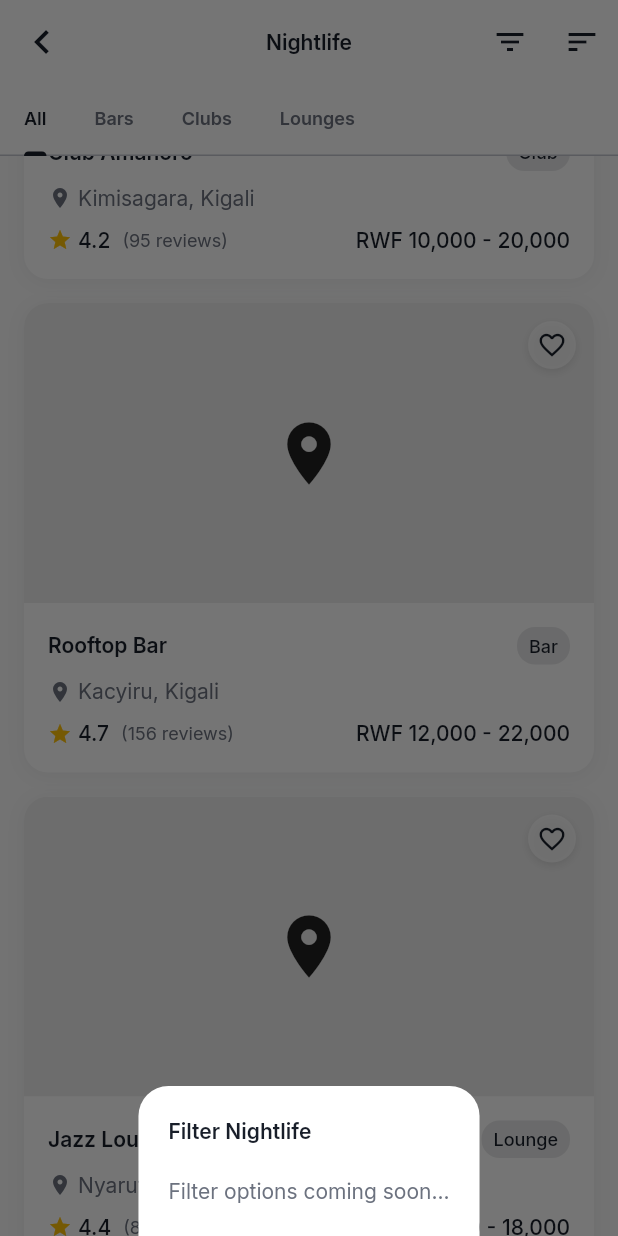
After one commit to hubertit/zoea.mobile.2, a Flutter app: the NightlifeScreen screen opened by its route, scrolled down 576 dp, after a tap on the "filter list" icon, on a phone screen of 412 x 824 dp. The commit adds this screen. Run offline on Flutter 3.47's test engine with Material 3 defaults, Android fonts, the phone set to English and light mode, and no system bars; drawn by our look-alikes of cached_network_image; our stand-ins replace country_picker, dio, flutter_animate, flutter_riverpod, go_router, google_fonts and 3 more; accounts and stored records are empty; network calls fail.

Commit message:
Add Nightlife screen with tabs and filtering
- Created NightlifeScreen with 4 tabs (All, Bars, Clubs, Lounges)
- Added 8 mock nightlife venues with details
- Integrated PlaceCard widget for consistent design
- Added filter and sort bottom sheets
- Added route to app_router.dart
- Follows same design pattern as Dining and Experiences screens
- Tabs aligned with content using tabAlignment: TabAlignment.start
- Uses AppTheme for consistent styling

```diff
--- a/lib/core/router/app_router.dart
+++ b/lib/core/router/app_router.dart
@@ -8,6 +8,7 @@ import '../../features/explore/screens/specials_screen.dart';
 import '../../features/explore/screens/map_screen.dart';
 import '../../features/explore/screens/dining_screen.dart';
 import '../../features/explore/screens/experiences_screen.dart';
+import '../../features/explore/screens/nightlife_screen.dart';
 import '../../features/explore/screens/place_detail_screen.dart';
 import '../../features/events/screens/events_screen.dart';
 import '../../features/notifications/screens/notifications_screen.dart';
@@ -217,6 +218,12 @@ final routerProvider = Provider<GoRouter>((ref) {
         builder: (context, state) => const ExperiencesScreen(),
       ),
 
+      // Nightlife Route
+      GoRoute(
+        path: '/nightlife',
+        builder: (context, state) => const NightlifeScreen(),
+      ),
+
       // Place Detail Route
       GoRoute(
         path: '/place/:placeId',
--- /dev/null
+++ b/lib/features/explore/screens/nightlife_screen.dart
@@ -0,0 +1,316 @@
+import 'package:flutter/material.dart';
+import 'package:flutter_riverpod/flutter_riverpod.dart';
+import 'package:go_router/go_router.dart';
+
+import '../../../core/theme/app_theme.dart';
+import '../../../core/widgets/place_card.dart';
+
+class NightlifeScreen extends ConsumerStatefulWidget {
+  const NightlifeScreen({super.key});
+
+  @override
+  ConsumerState<NightlifeScreen> createState() => _NightlifeScreenState();
+}
+
+class _NightlifeScreenState extends ConsumerState<NightlifeScreen>
+    with TickerProviderStateMixin {
+  late TabController _tabController;
+  final Set<String> _favoritePlaces = {};
+
+  @override
+  void initState() {
+    super.initState();
+    _tabController = TabController(length: 4, vsync: this);
+  }
+
+  @override
+  void dispose() {
+    _tabController.dispose();
+    super.dispose();
+  }
+
+  @override
+  Widget build(BuildContext context) {
+    return Scaffold(
+      backgroundColor: Colors.grey[50],
+      appBar: AppBar(
+        backgroundColor: AppTheme.backgroundColor,
+        elevation: 0,
+        leading: IconButton(
+          icon: const Icon(Icons.chevron_left, size: 32),
+          onPressed: () => context.pop(),
+          color: AppTheme.primaryTextColor,
+        ),
+        title: Text(
+          'Nightlife',
+          style: AppTheme.headlineSmall.copyWith(
+            fontWeight: FontWeight.w600,
+          ),
+        ),
+        actions: [
+          IconButton(
+            icon: const Icon(Icons.filter_list),
+            onPressed: _showFilterBottomSheet,
+          ),
+          IconButton(
+            icon: const Icon(Icons.sort),
+            onPressed: _showSortBottomSheet,
+          ),
+        ],
+        bottom: TabBar(
+          controller: _tabController,
+          indicatorColor: AppTheme.primaryColor,
+          labelColor: AppTheme.primaryColor,
+          unselectedLabelColor: AppTheme.secondaryTextColor,
+          labelStyle: AppTheme.bodySmall.copyWith(fontWeight: FontWeight.w600),
+          isScrollable: true,
+          tabAlignment: TabAlignment.start,
+          labelPadding: const EdgeInsets.symmetric(horizontal: 16),
+          tabs: const [
+            Tab(text: 'All'),
+            Tab(text: 'Bars'),
+            Tab(text: 'Clubs'),
+            Tab(text: 'Lounges'),
+          ],
+        ),
+      ),
+      body: TabBarView(
+        controller: _tabController,
+        children: [
+          _buildNightlifeList('All'),
+          _buildNightlifeList('Bars'),
+          _buildNightlifeList('Clubs'),
+          _buildNightlifeList('Lounges'),
+        ],
+      ),
+    );
+  }
+
+  Widget _buildNightlifeList(String category) {
+    final places = _getMockNightlifePlaces(category);
+
+    if (places.isEmpty) {
+      return Center(
+        child: Column(
+          mainAxisAlignment: MainAxisAlignment.center,
+          children: [
+            Icon(
+              Icons.nightlife,
+              size: 64,
+              color: AppTheme.secondaryTextColor,
+            ),
+            const SizedBox(height: 16),
+            Text(
+              'No nightlife venues found',
+              style: AppTheme.headlineSmall.copyWith(
+                color: AppTheme.secondaryTextColor,
+              ),
+            ),
+            const SizedBox(height: 8),
+            Text(
+              'Check back later for new venues',
+              style: AppTheme.bodyMedium.copyWith(
+                color: AppTheme.secondaryTextColor,
+              ),
+            ),
+          ],
+        ),
+      );
+    }
+
+    return ListView.builder(
+      padding: const EdgeInsets.all(16),
+      itemCount: places.length,
+      itemBuilder: (context, index) {
+        final place = places[index];
+        return PlaceCard(
+          name: place['name'],
+          location: place['location'],
+          image: place['image'],
+          rating: place['rating'],
+          reviews: place['reviews'],
+          priceRange: place['priceRange'],
+          category: place['category'],
+          isFavorite: _favoritePlaces.contains(place['id']),
+          onTap: () {
+            context.push('/place/${place['id']}');
+          },
+          onFavorite: () {
+            setState(() {
+              if (_favoritePlaces.contains(place['id'])) {
+                _favoritePlaces.remove(place['id']);
+              } else {
+                _favoritePlaces.add(place['id']);
+              }
+            });
+          },
+        );
+      },
+    );
+  }
+
+  void _showFilterBottomSheet() {
+    showModalBottomSheet(
+      context: context,
+      backgroundColor: AppTheme.backgroundColor,
+      shape: const RoundedRectangleBorder(
+        borderRadius: BorderRadius.vertical(top: Radius.circular(20)),
+      ),
+      builder: (context) => Container(
+        padding: const EdgeInsets.all(20),
+        child: Column(
+          mainAxisSize: MainAxisSize.min,
+          crossAxisAlignment: CrossAxisAlignment.start,
+          children: [
+            Text(
+              'Filter Nightlife',
+              style: AppTheme.headlineSmall.copyWith(
+                fontWeight: FontWeight.w600,
+              ),
+            ),
+            const SizedBox(height: 20),
+            // Add filter options here
+            Text(
+              'Filter options coming soon...',
+              style: AppTheme.bodyMedium.copyWith(
+                color: AppTheme.secondaryTextColor,
+              ),
+            ),
+          ],
+        ),
+      ),
+    );
+  }
+
+  void _showSortBottomSheet() {
+    showModalBottomSheet(
+      context: context,
+      backgroundColor: AppTheme.backgroundColor,
+      shape: const RoundedRectangleBorder(
+        borderRadius: BorderRadius.vertical(top: Radius.circular(20)),
+      ),
+      builder: (context) => Container(
+        padding: const EdgeInsets.all(20),
+        child: Column(
+          mainAxisSize: MainAxisSize.min,
+          crossAxisAlignment: CrossAxisAlignment.start,
+          children: [
+            Text(
+              'Sort Nightlife',
+              style: AppTheme.headlineSmall.copyWith(
+                fontWeight: FontWeight.w600,
+              ),
+            ),
+            const SizedBox(height: 20),
+            // Add sort options here
+            Text(
+              'Sort options coming soon...',
+              style: AppTheme.bodyMedium.copyWith(
+                color: AppTheme.secondaryTextColor,
+              ),
+            ),
+          ],
+        ),
+      ),
+    );
+  }
+
+  List<Map<String, dynamic>> _getMockNightlifePlaces(String category) {
+    final allPlaces = [
+      {
+        'id': '1',
+        'name': 'Sky Lounge',
+        'location': 'Kigali Heights, Kigali',
+        'image': 'https://images.unsplash.com/photo-1571266028243-e68f96d1e2b5?w=500',
+        'rating': 4.5,
+        'reviews': 128,
+        'priceRange': 'RWF 15,000 - 25,000',
+        'category': 'Lounge',
+        'type': 'Lounges',
+      },
+      {
+        'id': '2',
+        'name': 'Club Amahoro',
+        'location': 'Kimisagara, Kigali',
+        'image': 'https://images.unsplash.com/photo-1571019613454-1cb2f99b2d8b?w=500',
+        'rating': 4.2,
+        'reviews': 95,
+        'priceRange': 'RWF 10,000 - 20,000',
+        'category': 'Club',
+        'type': 'Clubs',
+      },
+      {
+        'id': '3',
+        'name': 'Rooftop Bar',
+        'location': 'Kacyiru, Kigali',
+        'image': 'https://images.unsplash.com/photo-1514933651103-005eec06c04b?w=500',
+        'rating': 4.7,
+        'reviews': 156,
+        'priceRange': 'RWF 12,000 - 22,000',
+        'category': 'Bar',
+        'type': 'Bars',
+      },
+      {
+        'id': '4',
+        'name': 'Jazz Lounge',
+        'location': 'Nyarutarama, Kigali',
+        'image': 'https://images.unsplash.com/photo-1493225457124-a3b16123c1c0?w=500',
+        'rating': 4.4,
+        'reviews': 89,
+        'priceRange': 'RWF 8,000 - 18,000',
+        'category': 'Lounge',
+        'type': 'Lounges',
+      },
+      {
+        'id': '5',
+        'name': 'Dance Club',
+        'location': 'Remera, Kigali',
+        'image': 'https://images.unsplash.com/photo-1571266028243-e68f96d1e2b5?w=500',
+        'rating': 4.3,
+        'reviews': 112,
+        'priceRange': 'RWF 10,000 - 20,000',
+        'category': 'Club',
+        'type': 'Clubs',
+      },
+      {
+        'id': '6',
+        'name': 'Cocktail Bar',
+        'location': 'Kiyovu, Kigali',
+        'image': 'https://images.unsplash.com/photo-1514933651103-005eec06c04b?w=500',
+        'rating': 4.6,
+        'reviews': 134,
+        'priceRange': 'RWF 15,000 - 25,000',
+        'category': 'Bar',
+        'type': 'Bars',
+      },
+      {
+        'id': '7',
+        'name': 'Wine Lounge',
+        'location': 'Gacuriro, Kigali',
+        'image': 'https://images.unsplash.com/photo-1493225457124-a3b16123c1c0?w=500',
+        'rating': 4.8,
+        'reviews': 167,
+        'priceRange': 'RWF 20,000 - 35,000',
+        'category': 'Lounge',
+        'type': 'Lounges',
+      },
+      {
+        'id': '8',
+        'name': 'Sports Bar',
+        'location': 'Kimironko, Kigali',
+        'image': 'https://images.unsplash.com/photo-1514933651103-005eec06c04b?w=500',
+        'rating': 4.1,
+        'reviews': 78,
+        'priceRange': 'RWF 8,000 - 15,000',
+        'category': 'Bar',
+        'type': 'Bars',
+      },
+    ];
+
+    if (category == 'All') {
+      return allPlaces;
+    }
+
+    return allPlaces.where((place) => place['type'] == category).toList();
+  }
+}
```
